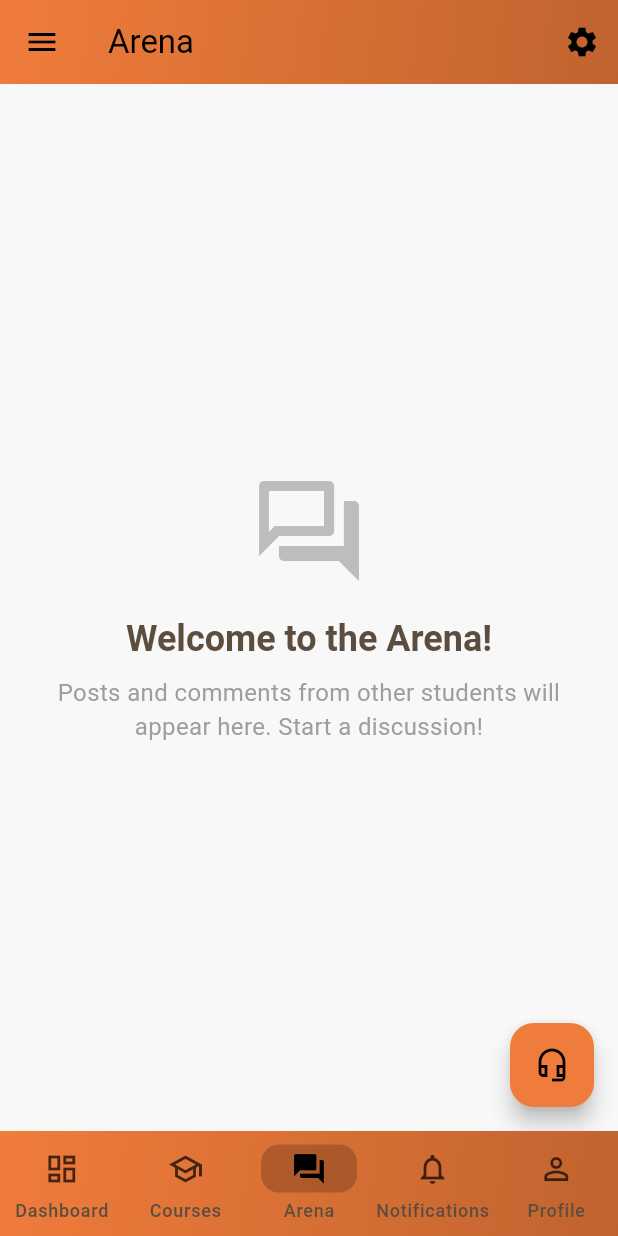
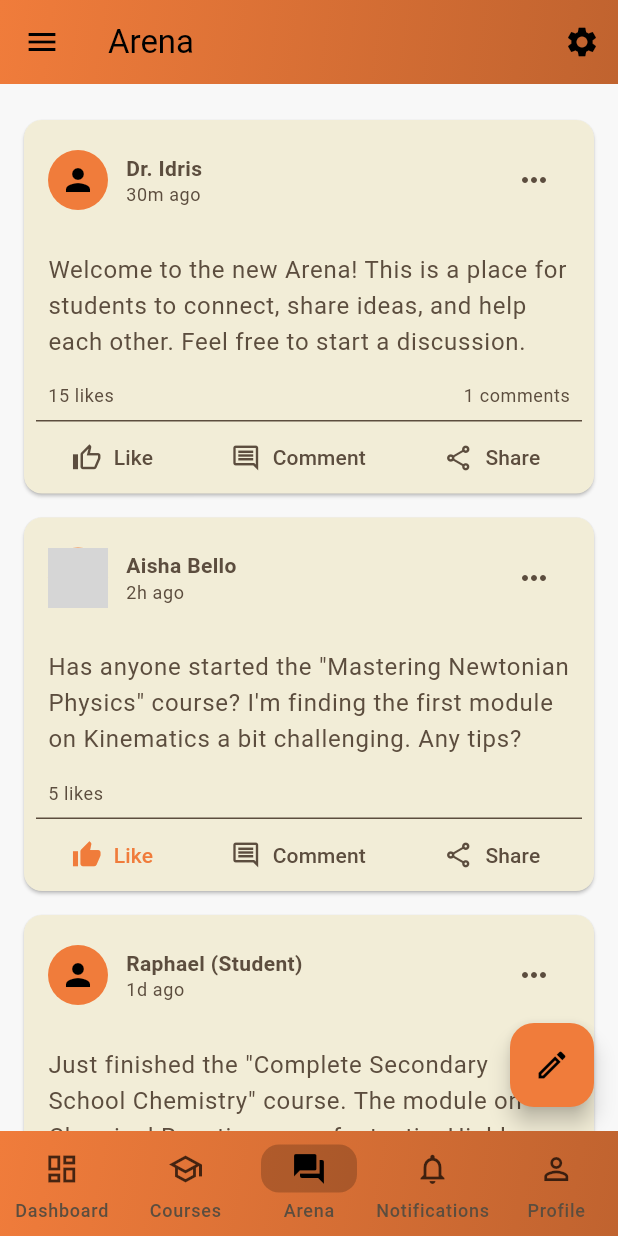
Before and after one commit to Daveralphy/idris_academy, a Flutter app: the MyHomePage screen opened directly, item 3 of the bottom bar chosen, on a phone screen of 412 x 824 dp. Run offline on Flutter 3.47's test engine with Material 3 defaults, Android fonts, the phone set to English and light mode, and no system bars; our stand-ins replace connectivity_plus, image_picker, intl_phone_field, permission_handler, shared_preferences, video_player and 1 more; missing offline and left inert: flutter_quill, flutter_quill_extensions; accounts and stored records are empty; network calls fail; grey boxes are pictures that could not be loaded.

```diff
--- a/lib/arena_page.dart
+++ b/lib/arena_page.dart
@@ -1,33 +1,43 @@
 import 'package:flutter/material.dart';
+import 'package:idris_academy/models/post_model.dart';
+import 'package:idris_academy/services/user_service.dart';
+import 'package:idris_academy/widgets/post_card.dart';
+import 'package:provider/provider.dart';
 
 class ArenaPage extends StatelessWidget {
   const ArenaPage({super.key});
 
   @override
   Widget build(BuildContext context) {
+    // Use a Consumer to get the latest posts from the service.
     return Scaffold(
-      // The AppBar will be provided by MyHomePage, so we don't need one here.
-      body: Center(
-        child: Padding(
-          padding: const EdgeInsets.all(16.0),
-          child: Column(
-            mainAxisAlignment: MainAxisAlignment.center,
-            children: [
-              Icon(Icons.forum_outlined, size: 80, color: Colors.grey.shade400),
-              const SizedBox(height: 16),
-              Text(
-                'Welcome to the Arena!',
-                style: Theme.of(context).textTheme.headlineSmall?.copyWith(fontWeight: FontWeight.bold),
-              ),
-              const SizedBox(height: 8),
-              const Text(
-                'Posts and comments from other students will appear here. Start a discussion!',
-                textAlign: TextAlign.center,
-                style: TextStyle(fontSize: 16, color: Colors.grey),
-              ),
-            ],
-          ),
-        ),
+      body: Consumer<UserService>(
+        builder: (context, userService, child) {
+          final List<PostModel> posts = userService.getArenaPosts();
+
+          if (posts.isEmpty) {
+            return const Center(child: Text('No posts in the Arena yet.'));
+          }
+
+          return ListView.builder(
+            padding: const EdgeInsets.all(16.0),
+            itemCount: posts.length,
+            itemBuilder: (context, index) {
+              final post = posts[index];
+              return PostCard(post: post);
+            },
+          );
+        },
+      ),
+      floatingActionButton: FloatingActionButton(
+        onPressed: () {
+          // Placeholder for creating a new post
+          ScaffoldMessenger.of(context).showSnackBar(
+            const SnackBar(content: Text('Creating a new post is coming soon!')),
+          );
+        },
+        tooltip: 'New Post',
+        child: const Icon(Icons.edit_outlined),
       ),
     );
   }
--- a/lib/main.dart
+++ b/lib/main.dart
@@ -377,7 +377,8 @@ class _MyHomePageState extends State<MyHomePage> {
           fit: StackFit.expand,
           children: [
             _pageOptions.elementAt(_selectedIndex),
-            DraggableSupportButton(parentConstraints: constraints),
+            if (_selectedIndex == 0) // Only show on the Dashboard (index 0)
+              DraggableSupportButton(parentConstraints: constraints),
           ],
         );
       }),
--- /dev/null
+++ b/lib/models/comment_model.dart
@@ -0,0 +1,17 @@
+class CommentModel {
+  final String id;
+  final String authorId;
+  final String authorName;
+  final String? authorProfilePictureUrl;
+  final DateTime timestamp;
+  final String text;
+
+  CommentModel({
+    required this.id,
+    required this.authorId,
+    required this.authorName,
+    this.authorProfilePictureUrl,
+    required this.timestamp,
+    required this.text,
+  });
+}
--- /dev/null
+++ b/lib/models/post_model.dart
@@ -0,0 +1,29 @@
+import 'package:idris_academy/models/comment_model.dart';
+
+class PostModel {
+  final String id;
+  final String authorId;
+  final String authorName;
+  final String? authorProfilePictureUrl;
+  final DateTime timestamp;
+  final String text;
+  final String? imageUrl;
+  final String? videoUrl;
+  final int likeCount;
+  final List<CommentModel> comments;
+  final bool isLikedByUser; // To track if the current user has liked it
+
+  PostModel({
+    required this.id,
+    required this.authorId,
+    required this.authorName,
+    this.authorProfilePictureUrl,
+    required this.timestamp,
+    required this.text,
+    this.imageUrl,
+    this.videoUrl,
+    this.likeCount = 0,
+    this.comments = const [],
+    this.isLikedByUser = false,
+  });
+}
--- a/lib/services/user_service.dart
+++ b/lib/services/user_service.dart
@@ -1,5 +1,7 @@
 import 'package:flutter/foundation.dart';
+import 'package:idris_academy/models/comment_model.dart';
 import 'package:idris_academy/models/course_model.dart';
+import 'package:idris_academy/models/post_model.dart';
 import 'package:idris_academy/models/user_model.dart';
 import 'package:idris_academy/models/user_data_model.dart';
 import 'package:idris_academy/models/notification_model.dart';
@@ -51,12 +53,21 @@ class UserService extends ChangeNotifier {
       email: 'teacher@example.com',
       role: 'teacher',
     ),
+    'uid_67890': UserModel(
+      id: 'uid_67890',
+      name: 'Aisha Bello',
+      username: 'aisha',
+      email: 'aisha@example.com',
+      role: 'student',
+      profilePicturePath: 'https://images.unsplash.com/photo-1580489944761-15a19d654956?q=80&w=1961&auto=format&fit=crop',
+    ),
   };
 
   // This map acts as a mock password storage.
   final Map<String, String> _mockUserPasswords = {
     'uid_12345': 'testpassword',
     'uid_teacher': 'teacherpass', // Teacher user for demonstration
+    'uid_67890': 'aishapass',
   };
 
   // This map acts as our in-memory mock database.
@@ -162,6 +173,51 @@ class UserService extends ChangeNotifier {
     ),
     // The new user 'uid_67890' has no data yet.
   };
+
+  // This list acts as our central feed for the Arena page.
+  final List<PostModel> _arenaPosts = [
+    PostModel(
+      id: 'post1',
+      authorId: 'uid_teacher',
+      authorName: 'Dr. Idris',
+      authorProfilePictureUrl: null, // Dr Idris doesn't have one, will show default icon
+      timestamp: DateTime.now().subtract(const Duration(minutes: 30)),
+      text: 'Welcome to the new Arena! This is a place for students to connect, share ideas, and help each other. Feel free to start a discussion.',
+      likeCount: 15,
+      comments: [
+        CommentModel(
+          id: 'c1_1',
+          authorId: 'uid_12345',
+          authorName: 'Raphael (Student)',
+          authorProfilePictureUrl: null, // Raphael doesn't have one
+          timestamp: DateTime.now().subtract(const Duration(minutes: 25)),
+          text: 'This is a great idea! Looking forward to it.',
+        ),
+      ],
+    ),
+    PostModel(
+      id: 'post2',
+      authorId: 'uid_67890', // New student Aisha
+      authorName: 'Aisha Bello',
+      authorProfilePictureUrl: 'https://images.unsplash.com/photo-1580489944761-15a19d654956?q=80&w=1961&auto=format&fit=crop',
+      timestamp: DateTime.now().subtract(const Duration(hours: 2)),
+      text: 'Has anyone started the "Mastering Newtonian Physics" course? I\'m finding the first module on Kinematics a bit challenging. Any tips?',
+      likeCount: 5,
+      isLikedByUser: true, // Let's say the current user (Raphael) liked this.
+      comments: [],
+    ),
+    PostModel(
+      id: 'post3',
+      authorId: 'uid_12345',
+      authorName: 'Raphael (Student)',
+      authorProfilePictureUrl: null,
+      timestamp: DateTime.now().subtract(const Duration(days: 1)),
+      text: 'Just finished the "Complete Secondary School Chemistry" course. The module on Chemical Reactions was fantastic. Highly recommend it!',
+      imageUrl: 'https://media.istockphoto.com/id/469951129/photo/group-of-multi-ethnic-students-in-chemistry-lab.jpg?s=612x612&w=0&k=20&c=WbKS_5P0HrNGWXTmNifwjh6Dw0mzj_spghkbJYd9xnY=',
+      likeCount: 22,
+      comments: [],
+    ),
+  ];
 
   /// Loads the user session from local storage when the app starts.
   Future<void> loadUserFromStorage() async {
@@ -406,6 +462,13 @@ class UserService extends ChangeNotifier {
         notifyListeners();
       }
     }
+  }
+
+  List<PostModel> getArenaPosts() {
+    // In a real app, you'd apply pagination here.
+    // For now, just sort by most recent.
+    _arenaPosts.sort((a, b) => b.timestamp.compareTo(a.timestamp));
+    return _arenaPosts;
   }
 
   CourseModel? getCourseFromCatalog(String courseId) {
--- /dev/null
+++ b/lib/widgets/post_card.dart
@@ -0,0 +1,150 @@
+import 'package:flutter/material.dart';
+import 'package:idris_academy/models/post_model.dart';
+import 'package:intl/intl.dart';
+
+class PostCard extends StatelessWidget {
+  final PostModel post;
+
+  const PostCard({super.key, required this.post});
+
+  @override
+  Widget build(BuildContext context) {
+    final timeAgo = _formatTimestamp(post.timestamp);
+    final colorScheme = Theme.of(context).colorScheme;
+    final textTheme = Theme.of(context).textTheme;
+
+    return Card(
+      margin: const EdgeInsets.symmetric(vertical: 8.0, horizontal: 0),
+      elevation: 1,
+      clipBehavior: Clip.antiAlias,
+      child: Column(
+        crossAxisAlignment: CrossAxisAlignment.start,
+        children: [
+          _buildPostHeader(context, timeAgo),
+          Padding(
+            padding: const EdgeInsets.symmetric(horizontal: 16.0, vertical: 8.0),
+            child: Text(post.text, style: textTheme.bodyLarge),
+          ),
+          if (post.imageUrl != null) _buildPostImage(context),
+          _buildPostActions(context, colorScheme),
+        ],
+      ),
+    );
+  }
+
+  Widget _buildPostHeader(BuildContext context, String timeAgo) {
+    return Padding(
+      padding: const EdgeInsets.all(16.0),
+      child: Row(
+        children: [
+          CircleAvatar(
+            backgroundImage: post.authorProfilePictureUrl != null && post.authorProfilePictureUrl!.startsWith('http')
+                ? NetworkImage(post.authorProfilePictureUrl!)
+                : null,
+            child: post.authorProfilePictureUrl == null || !post.authorProfilePictureUrl!.startsWith('http')
+                ? const Icon(Icons.person)
+                : null,
+          ),
+          const SizedBox(width: 12),
+          Expanded(
+            child: Column(
+              crossAxisAlignment: CrossAxisAlignment.start,
+              children: [
+                Text(post.authorName, style: const TextStyle(fontWeight: FontWeight.bold)),
+                Text(timeAgo, style: Theme.of(context).textTheme.bodySmall),
+              ],
+            ),
+          ),
+          IconButton(
+            icon: const Icon(Icons.more_horiz),
+            onPressed: () {
+              ScaffoldMessenger.of(context).showSnackBar(
+                const SnackBar(content: Text('More options coming soon!')),
+              );
+            },
+            tooltip: 'More options',
+          ),
+        ],
+      ),
+    );
+  }
+
+  Widget _buildPostImage(BuildContext context) {
+    return Padding(
+      padding: const EdgeInsets.only(top: 8.0),
+      child: Image.network(
+        post.imageUrl!,
+        width: double.infinity,
+        fit: BoxFit.cover,
+        loadingBuilder: (context, child, loadingProgress) {
+          if (loadingProgress == null) return child;
+          return Container(
+            height: 250,
+            color: Theme.of(context).colorScheme.surface,
+            child: const Center(child: CircularProgressIndicator()),
+          );
+        },
+        errorBuilder: (context, error, stackTrace) {
+          return Container(
+            height: 250,
+            color: Theme.of(context).colorScheme.surface,
+            child: const Center(child: Icon(Icons.image_not_supported)),
+          );
+        },
+      ),
+    );
+  }
+
+  Widget _buildPostActions(BuildContext context, ColorScheme colorScheme) {
+    final hasStats = post.likeCount > 0 || post.comments.isNotEmpty;
+    return Padding(
+      padding: const EdgeInsets.symmetric(horizontal: 8.0),
+      child: Column(
+        children: [
+          if (hasStats)
+            Padding(
+              padding: const EdgeInsets.symmetric(horizontal: 8.0, vertical: 8.0),
+              child: Row(
+                mainAxisAlignment: MainAxisAlignment.spaceBetween,
+                children: [
+                  if (post.likeCount > 0)
+                    Text('${post.likeCount} likes', style: Theme.of(context).textTheme.bodySmall),
+                  if (post.comments.isNotEmpty)
+                    Text('${post.comments.length} comments', style: Theme.of(context).textTheme.bodySmall),
+                ],
+              ),
+            ),
+          const Divider(height: 1),
+          Row(
+            mainAxisAlignment: MainAxisAlignment.spaceAround,
+            children: [
+              _actionButton(context, icon: post.isLikedByUser ? Icons.thumb_up : Icons.thumb_up_outlined, label: 'Like', color: post.isLikedByUser ? colorScheme.primary : null, onTap: () {}),
+              _actionButton(context, icon: Icons.comment_outlined, label: 'Comment', onTap: () {}),
+              _actionButton(context, icon: Icons.share_outlined, label: 'Share', onTap: () {}),
+            ],
+          ),
+        ],
+      ),
+    );
+  }
+
+  Widget _actionButton(BuildContext context, {required IconData icon, required String label, required VoidCallback onTap, Color? color}) {
+    return TextButton.icon(
+      onPressed: onTap,
+      icon: Icon(icon, size: 20, color: color),
+      label: Text(label, style: TextStyle(color: color)),
+      style: TextButton.styleFrom(foregroundColor: Theme.of(context).textTheme.bodyMedium?.color),
+    );
+  }
+
+  String _formatTimestamp(DateTime timestamp) {
+    final now = DateTime.now();
+    final difference = now.difference(timestamp);
+
+    if (difference.inSeconds < 60) return '${difference.inSeconds}s ago';
+    if (difference.inMinutes < 60) return '${difference.inMinutes}m ago';
+    if (difference.inHours < 24) return '${difference.inHours}h ago';
+    if (difference.inDays < 7) return '${difference.inDays}d ago';
+    return DateFormat('MMM d').format(timestamp);
+  }
+}
```
